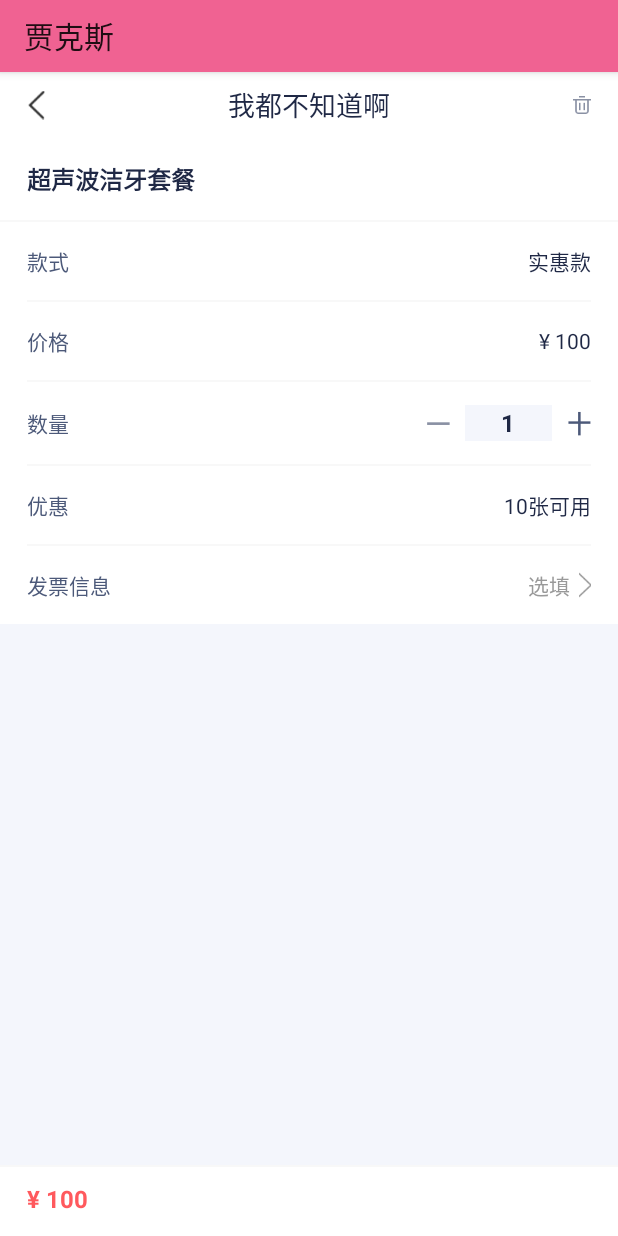
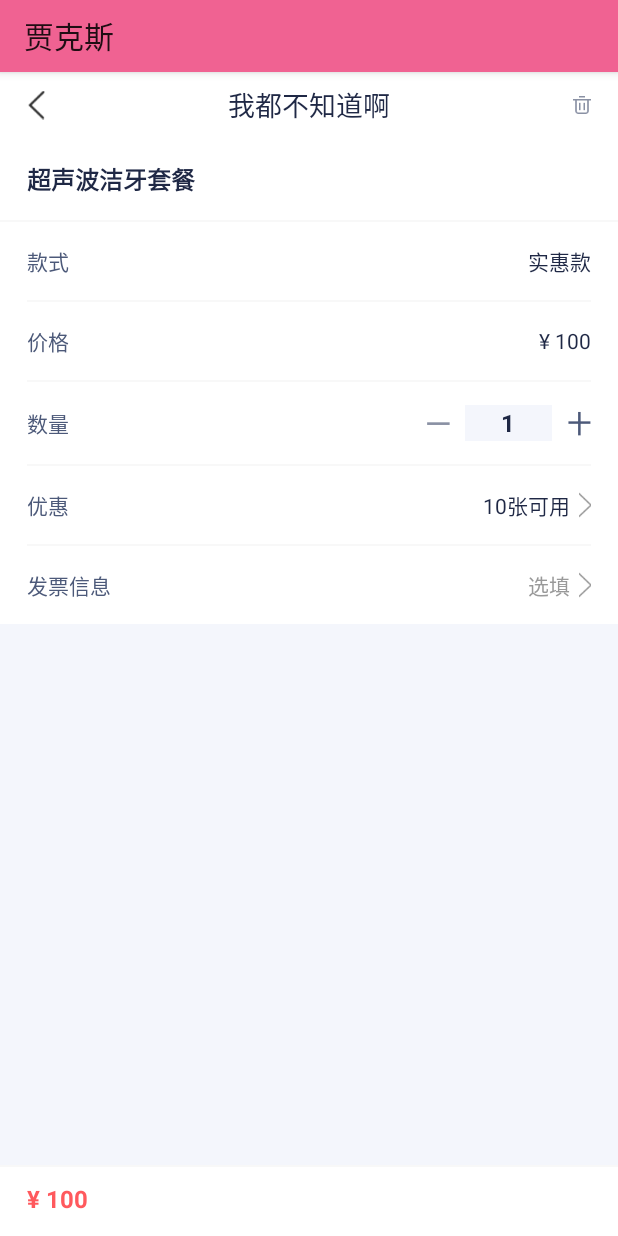
Before and after one commit to jaxwog/Learing, an Android app: the OrderActivity screen opened directly, with no data from a screen before it, on a phone screen of 412 x 824 dp. Run offline under Robolectric (Android 15) with nearby library versions, the phone set to English and light mode, and no system bars; our stand-ins replace ButterKnife; plain views replace SimpleTxtButton.

Commit message:
优惠券显示bug

```diff
--- a/app/src/main/java/com/love/jax/activity/OrderActivity.java
+++ b/app/src/main/java/com/love/jax/activity/OrderActivity.java
@@ -73,6 +73,7 @@ public class OrderActivity extends BaseActivity {
         viewCount.getOnCountChangeListener().onCountChange(1);
         viewCount.setMaxCount(10);
         viewCount.setMinCount(1);
+        showRightDrawable(true);
 
 
 
@@ -111,6 +112,7 @@ public class OrderActivity extends BaseActivity {
                 jumpToActivity(InvoiceInfoActivity.class, mBundle);
                 break;
             case R.id.btn_preferential:
+                //判断是否有优惠券，没有显示不可用，并且不可点击
                 jumpToActivityResult(SelectCouponsActivity.class, 1010);
                 break;
 
@@ -188,8 +190,10 @@ public class OrderActivity extends BaseActivity {
                            int i = viewCount.getResult()*100 - Integer.parseInt(mCouponEntity.getPice());
                            viewMoneyPay.setText("￥ "+i);
                        }
+                        showRightDrawable(true);
                     }else {
                         //判断有多少张优惠券可用，显示X张优惠券可用
+//                        showRightDrawable(false);
                         viewPreferential.setText("11张可用");
                         viewMoneyPay.setText("￥ "+viewCount.getResult()*100);
                     }
--- a/app/src/main/res/layout/activity_order.xml
+++ b/app/src/main/res/layout/activity_order.xml
@@ -178,7 +178,8 @@
                     android:layout_gravity="center_vertical|right"
                     android:gravity="center_vertical|right"
                     android:layout_marginLeft="@dimen/dimen_dp_100dp"
-
+                    android:drawablePadding="6dp"
+                    android:drawableRight="@mipmap/health_next_arrows"
                     android:hint="10张可用"
                     android:text="10张可用"
                     android:textColor="@color/color_1F2845"
```
